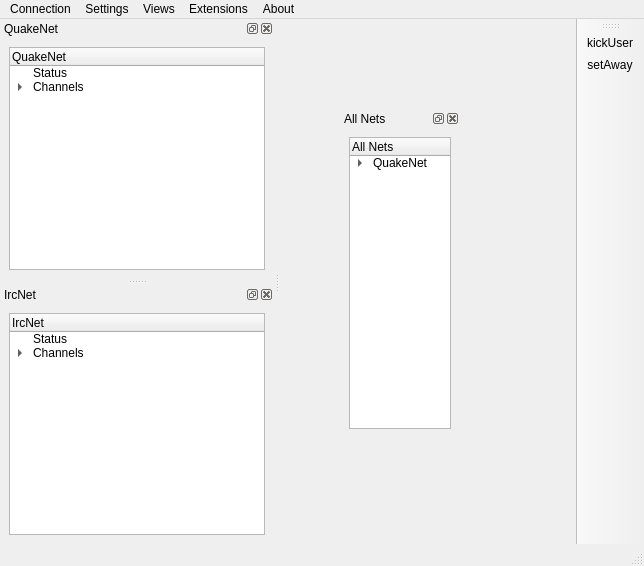
This is gui/mainwindow.ui in quassel/quassel as Qt 5 draws it before an edit. The edited form follows.
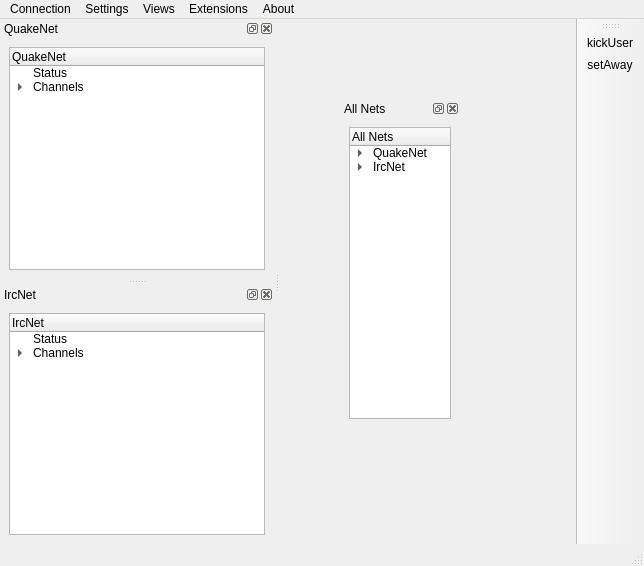
This is the edited form. Icons and pictures are not drawn.

The edit to the form file:
```diff
--- a/gui/mainwindow.ui
+++ b/gui/mainwindow.ui
@@ -17,7 +17,7 @@
     <property name="geometry" >
      <rect>
       <x>60</x>
-      <y>90</y>
+      <y>80</y>
       <width>120</width>
       <height>329</height>
      </rect>
@@ -88,6 +88,16 @@
           </property>
          </item>
         </item>
+        <item>
+         <property name="text" >
+          <string>IrcNet</string>
+         </property>
+         <item>
+          <property name="text" >
+           <string>Status</string>
+          </property>
+         </item>
+        </item>
        </widget>
       </item>
      </layout>
```
Left out of the diff: 26 changed lines with no effect on the pictures.
